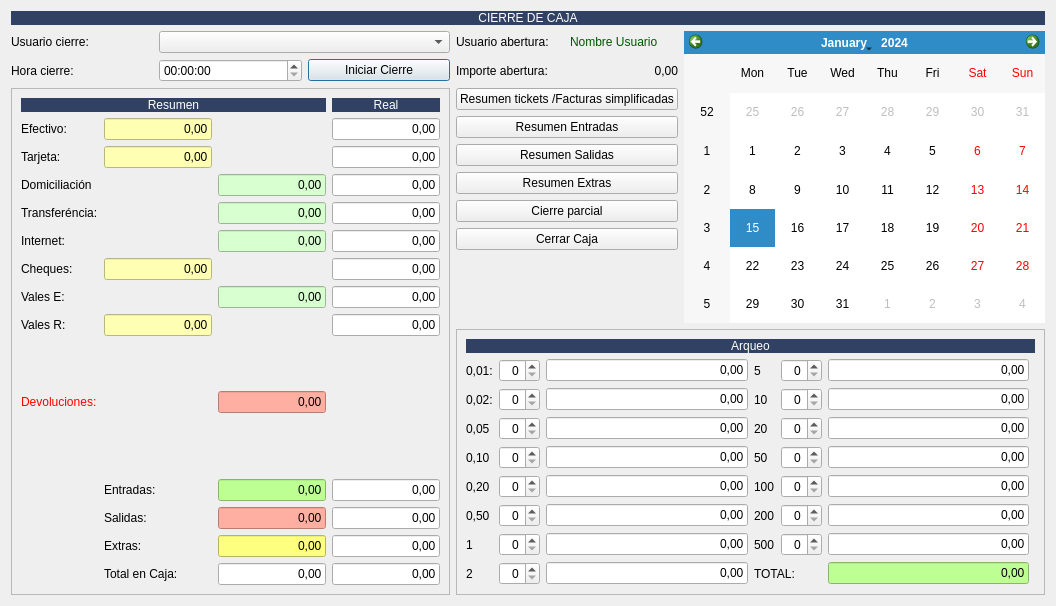
First picture: the form in TPV/frmcierrecaja.ui, repository arcnexus/RedFoX, before the edit.
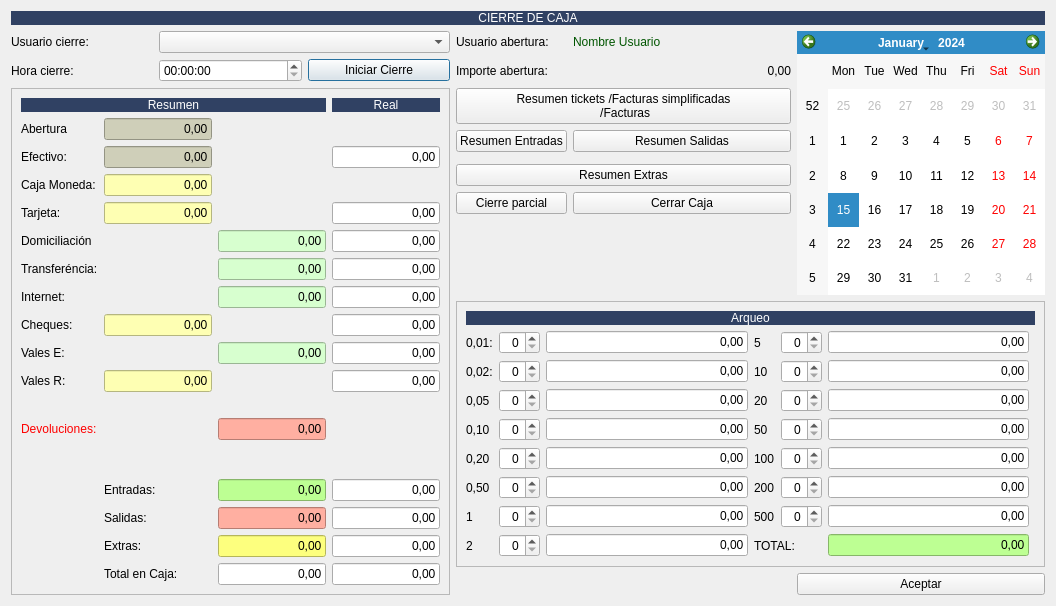
Second picture: the form after the edit. Icons and pictures are not drawn.

```diff
--- a/TPV/frmcierrecaja.ui
+++ b/TPV/frmcierrecaja.ui
@@ -21,6 +21,17 @@
    <item row="2" column="5" rowspan="9">
     <widget class="QCalendarWidget" name="calendarWidget"/>
    </item>
+   <item row="3" column="2">
+    <widget class="QPushButton" name="btnIniciar_cierre">
+     <property name="text">
+      <string>Iniciar Cierre</string>
+     </property>
+     <property name="icon">
+      <iconset resource="../maya.qrc">
+       <normaloff>:/Icons/PNG/inicio.png</normaloff>:/Icons/PNG/inicio.png</iconset>
+     </property>
+    </widget>
+   </item>
    <item row="2" column="0">
     <widget class="QLabel" name="label_2">
      <property name="text">
@@ -45,13 +56,6 @@
    <item row="3" column="1">
     <widget class="QTimeEdit" name="txtFecha_cierre"/>
    </item>
-   <item row="3" column="0">
-    <widget class="QLabel" name="label_3">
-     <property name="text">
-      <string>Hora cierre:</string>
-     </property>
-    </widget>
-   </item>
    <item row="10" column="4">
     <spacer name="verticalSpacer_2">
      <property name="orientation">
@@ -65,6 +69,13 @@
      </property>
     </spacer>
    </item>
+   <item row="3" column="0">
+    <widget class="QLabel" name="label_3">
+     <property name="text">
+      <string>Hora cierre:</string>
+     </property>
+    </widget>
+   </item>
    <item row="3" column="4">
     <widget class="QLabel" name="label_40">
      <property name="text">
@@ -491,18 +502,93 @@
      </layout>
     </widget>
    </item>
-   <item row="3" column="2">
-    <widget class="QPushButton" name="btnIniciar_cierre">
+   <item row="4" column="3" colspan="2">
+    <widget class="QPushButton" name="pushButton">
      <property name="text">
-      <string>Iniciar Cierre</string>
+      <string>Resumen tickets /Facturas simplificadas
+ /Facturas</string>
      </property>
      <property name="icon">
       <iconset resource="../maya.qrc">
-       <normaloff>:/Icons/PNG/inicio.png</normaloff>:/Icons/PNG/inicio.png</iconset>
+       <normaloff>:/Icons/PNG/impresora2.png</normaloff>:/Icons/PNG/impresora2.png</iconset>
      </property>
+     <property name="iconSize">
+      <size>
+       <width>24</width>
+       <height>24</height>
+      </size>
+     </property>
     </widget>
    </item>
-   <item row="4" column="0" rowspan="8" colspan="3">
+   <item row="7" column="3" colspan="2">
+    <widget class="QPushButton" name="pushButton_5">
+     <property name="text">
+      <string>Resumen Extras</string>
+     </property>
+     <property name="icon">
+      <iconset resource="../maya.qrc">
+       <normaloff>:/Icons/PNG/ventas2.png</normaloff>:/Icons/PNG/ventas2.png</iconset>
+     </property>
+     <property name="iconSize">
+      <size>
+       <width>24</width>
+       <height>24</height>
+      </size>
+     </property>
+    </widget>
+   </item>
+   <item row="2" column="1" colspan="2">
+    <widget class="QComboBox" name="cboUsuarioCierre"/>
+   </item>
+   <item row="2" column="4">
+    <widget class="QLabel" name="label_39">
+     <property name="styleSheet">
+      <string notr="true">color: rgb(0, 85, 0);</string>
+     </property>
+     <property name="text">
+      <string>Nombre Usuario</string>
+     </property>
+    </widget>
+   </item>
+   <item row="2" column="3">
+    <widget class="QLabel" name="label_38">
+     <property name="text">
+      <string>Usuario abertura:</string>
+     </property>
+    </widget>
+   </item>
+   <item row="3" column="3">
+    <widget class="QLabel" name="label_4">
+     <property name="text">
+      <string>Importe abertura:</string>
+     </property>
+    </widget>
+   </item>
+   <item row="12" column="5">
+    <widget class="QPushButton" name="btnAceptar">
+     <property name="text">
+      <string>Aceptar</string>
+     </property>
+     <property name="icon">
+      <iconset resource="../maya.qrc">
+       <normaloff>:/Icons/PNG/OK.png</normaloff>:/Icons/PNG/OK.png</iconset>
+     </property>
+    </widget>
+   </item>
+   <item row="12" column="4">
+    <spacer name="horizontalSpacer">
+     <property name="orientation">
+      <enum>Qt::Horizontal</enum>
+     </property>
+     <property name="sizeHint" stdset="0">
+      <size>
+       <width>40</width>
+       <height>20</height>
+      </size>
+     </property>
+    </spacer>
+   </item>
+   <item row="4" column="0" rowspan="9" colspan="3">
     <widget class="QFrame" name="frame_2">
      <property name="frameShape">
       <enum>QFrame::StyledPanel</enum>
@@ -511,7 +597,30 @@
       <enum>QFrame::Raised</enum>
      </property>
      <layout class="QGridLayout" name="gridLayout_2">
-      <item row="10" column="0">
+      <item row="10" column="3">
+       <widget class="QLineEdit" name="txt_r_vales_emitidos">
+        <property name="text">
+         <string>0,00</string>
+        </property>
+        <property name="alignment">
+         <set>Qt::AlignRight|Qt::AlignTrailing|Qt::AlignVCenter</set>
+        </property>
+       </widget>
+      </item>
+      <item row="5" column="1">
+       <widget class="QLineEdit" name="txtTarjeta">
+        <property name="styleSheet">
+         <string notr="true">background-color: rgb(254, 255, 179);</string>
+        </property>
+        <property name="text">
+         <string>0,00</string>
+        </property>
+        <property name="alignment">
+         <set>Qt::AlignRight|Qt::AlignTrailing|Qt::AlignVCenter</set>
+        </property>
+       </widget>
+      </item>
+      <item row="13" column="0">
        <widget class="QLabel" name="label_37">
         <property name="styleSheet">
          <string notr="true">color: rgb(255, 0, 0);</string>
@@ -521,28 +630,7 @@
         </property>
        </widget>
       </item>
-      <item row="0" column="3">
-       <widget class="QLabel" name="label_35">
-        <property name="styleSheet">
-         <string notr="true">background-color: #304163;
-color: rgb(255, 255, 255);</string>
-        </property>
-        <property name="text">
-         <string>Real</string>
-        </property>
-        <property name="alignment">
-         <set>Qt::AlignCenter</set>
-        </property>
-       </widget>
-      </item>
-      <item row="3" column="0">
-       <widget class="QLabel" name="label_24">
-        <property name="text">
-         <string>Domiciliación</string>
-        </property>
-       </widget>
-      </item>
-      <item row="6" column="1">
+      <item row="9" column="1">
        <widget class="QLineEdit" name="txtCheques">
         <property name="styleSheet">
          <string notr="true">background-color: rgb(254, 255, 179);</string>
@@ -555,50 +643,37 @@
         </property>
        </widget>
       </item>
-      <item row="7" column="2">
-       <widget class="QLineEdit" name="txtValesRecibidos">
-        <property name="styleSheet">
-         <string notr="true">background-color: rgb(215, 255, 207);</string>
-        </property>
-        <property name="text">
-         <string>0,00</string>
-        </property>
-        <property name="alignment">
-         <set>Qt::AlignRight|Qt::AlignTrailing|Qt::AlignVCenter</set>
-        </property>
-       </widget>
-      </item>
       <item row="7" column="0">
+       <widget class="QLabel" name="label_34">
+        <property name="text">
+         <string>Transferéncia:</string>
+        </property>
+       </widget>
+      </item>
+      <item row="12" column="1">
+       <spacer name="verticalSpacer_3">
+        <property name="orientation">
+         <enum>Qt::Vertical</enum>
+        </property>
+        <property name="sizeHint" stdset="0">
+         <size>
+          <width>20</width>
+          <height>40</height>
+         </size>
+        </property>
+       </spacer>
+      </item>
+      <item row="10" column="0">
        <widget class="QLabel" name="label_26">
         <property name="text">
          <string>Vales E:</string>
         </property>
        </widget>
       </item>
-      <item row="11" column="1">
-       <spacer name="verticalSpacer">
-        <property name="orientation">
-         <enum>Qt::Vertical</enum>
-        </property>
-        <property name="sizeHint" stdset="0">
-         <size>
-          <width>20</width>
-          <height>40</height>
-         </size>
-        </property>
-       </spacer>
-      </item>
-      <item row="2" column="0">
-       <widget class="QLabel" name="label_23">
-        <property name="text">
-         <string>Tarjeta:</string>
-        </property>
-       </widget>
-      </item>
-      <item row="3" column="2">
-       <widget class="QLineEdit" name="txtDomiciliacion">
+      <item row="3" column="1">
+       <widget class="QLineEdit" name="txtEfectivo">
         <property name="styleSheet">
-         <string notr="true">background-color: rgb(215, 255, 207);</string>
+         <string notr="true">background-color: rgb(207, 207, 185);</string>
         </property>
         <property name="text">
          <string>0,00</string>
@@ -608,117 +683,14 @@
         </property>
        </widget>
       </item>
-      <item row="8" column="1">
-       <widget class="QLineEdit" name="txtVales_recibidos">
-        <property name="styleSheet">
-         <string notr="true">background-color: rgb(254, 255, 179);</string>
-        </property>
-        <property name="text">
-         <string>0,00</string>
-        </property>
-        <property name="alignment">
-         <set>Qt::AlignRight|Qt::AlignTrailing|Qt::AlignVCenter</set>
-        </property>
-       </widget>
-      </item>
-      <item row="6" column="0">
-       <widget class="QLabel" name="label_27">
-        <property name="text">
-         <string>Cheques:</string>
-        </property>
-       </widget>
-      </item>
-      <item row="1" column="0">
-       <widget class="QLabel" name="label_22">
-        <property name="text">
-         <string>Efectivo:</string>
-        </property>
-       </widget>
-      </item>
       <item row="8" column="0">
-       <widget class="QLabel" name="label_31">
-        <property name="text">
-         <string>Vales R:</string>
-        </property>
-       </widget>
-      </item>
-      <item row="5" column="0">
        <widget class="QLabel" name="label_25">
         <property name="text">
          <string>Internet:</string>
         </property>
        </widget>
       </item>
-      <item row="0" column="0" colspan="3">
-       <widget class="QLabel" name="label_21">
-        <property name="maximumSize">
-         <size>
-          <width>16777215</width>
-          <height>27</height>
-         </size>
-        </property>
-        <property name="styleSheet">
-         <string notr="true">background-color: #304163;
-color: rgb(255, 255, 255);</string>
-        </property>
-        <property name="text">
-         <string>Resumen</string>
-        </property>
-        <property name="alignment">
-         <set>Qt::AlignCenter</set>
-        </property>
-       </widget>
-      </item>
-      <item row="5" column="2">
-       <widget class="QLineEdit" name="txtInternet">
-        <property name="styleSheet">
-         <string notr="true">background-color: rgb(215, 255, 207);</string>
-        </property>
-        <property name="text">
-         <string>0,00</string>
-        </property>
-        <property name="alignment">
-         <set>Qt::AlignRight|Qt::AlignTrailing|Qt::AlignVCenter</set>
-        </property>
-       </widget>
-      </item>
-      <item row="1" column="1">
-       <widget class="QLineEdit" name="txtEfectivo">
-        <property name="styleSheet">
-         <string notr="true">background-color: rgb(254, 255, 179);</string>
-        </property>
-        <property name="text">
-         <string>0,00</string>
-        </property>
-        <property name="alignment">
-         <set>Qt::AlignRight|Qt::AlignTrailing|Qt::AlignVCenter</set>
-        </property>
-       </widget>
-      </item>
-      <item row="2" column="1">
-       <widget class="QLineEdit" name="txtTarjeta">
-        <property name="styleSheet">
-         <string notr="true">background-color: rgb(254, 255, 179);</string>
-        </property>
-        <property name="text">
-         <string>0,00</string>
-        </property>
-        <property name="alignment">
-         <set>Qt::AlignRight|Qt::AlignTrailing|Qt::AlignVCenter</set>
-        </property>
-       </widget>
-      </item>
       <item row="3" column="3">
-       <widget class="QLineEdit" name="txt_r_Domiciliacion">
-        <property name="text">
-         <string>0,00</string>
-        </property>
-        <property name="alignment">
-         <set>Qt::AlignRight|Qt::AlignTrailing|Qt::AlignVCenter</set>
-        </property>
-       </widget>
-      </item>
-      <item row="1" column="3">
        <widget class="QLineEdit" name="txt_r_efectivo">
         <property name="text">
          <string>0,00</string>
@@ -728,17 +700,81 @@
         </property>
        </widget>
       </item>
+      <item row="17" column="3">
+       <widget class="QLineEdit" name="txt_r_entradas">
+        <property name="text">
+         <string>0,00</string>
+        </property>
+        <property name="alignment">
+         <set>Qt::AlignRight|Qt::AlignTrailing|Qt::AlignVCenter</set>
+        </property>
+       </widget>
+      </item>
+      <item row="18" column="3">
+       <widget class="QLineEdit" name="txt_r_salidas">
+        <property name="text">
+         <string>0,00</string>
+        </property>
+        <property name="alignment">
+         <set>Qt::AlignRight|Qt::AlignTrailing|Qt::AlignVCenter</set>
+        </property>
+       </widget>
+      </item>
+      <item row="9" column="3">
+       <widget class="QLineEdit" name="txt_r_Cheques">
+        <property name="text">
+         <string>0,00</string>
+        </property>
+        <property name="alignment">
+         <set>Qt::AlignRight|Qt::AlignTrailing|Qt::AlignVCenter</set>
+        </property>
+       </widget>
+      </item>
+      <item row="19" column="3">
+       <widget class="QLineEdit" name="txt_r_Extras">
+        <property name="text">
+         <string>0,00</string>
+        </property>
+        <property name="alignment">
+         <set>Qt::AlignRight|Qt::AlignTrailing|Qt::AlignVCenter</set>
+        </property>
+       </widget>
+      </item>
+      <item row="19" column="1">
+       <widget class="QLabel" name="label_32">
+        <property name="text">
+         <string>Extras:</string>
+        </property>
+       </widget>
+      </item>
+      <item row="18" column="1">
+       <widget class="QLabel" name="label_29">
+        <property name="text">
+         <string>Salidas:</string>
+        </property>
+       </widget>
+      </item>
+      <item row="11" column="1">
+       <widget class="QLineEdit" name="txtVales_recibidos">
+        <property name="styleSheet">
+         <string notr="true">background-color: rgb(254, 255, 179);</string>
+        </property>
+        <property name="text">
+         <string>0,00</string>
+        </property>
+        <property name="alignment">
+         <set>Qt::AlignRight|Qt::AlignTrailing|Qt::AlignVCenter</set>
+        </property>
+       </widget>
+      </item>
+      <item row="3" column="0">
+       <widget class="QLabel" name="label_22">
+        <property name="text">
+         <string>Efectivo:</string>
+        </property>
+       </widget>
+      </item>
       <item row="5" column="3">
-       <widget class="QLineEdit" name="txt_r_internet">
-        <property name="text">
-         <string>0,00</string>
-        </property>
-        <property name="alignment">
-         <set>Qt::AlignRight|Qt::AlignTrailing|Qt::AlignVCenter</set>
-        </property>
-       </widget>
-      </item>
-      <item row="2" column="3">
        <widget class="QLineEdit" name="txt_r_tarjeta">
         <property name="text">
          <string>0,00</string>
@@ -748,8 +784,81 @@
         </property>
        </widget>
       </item>
+      <item row="0" column="3">
+       <widget class="QLabel" name="label_35">
+        <property name="styleSheet">
+         <string notr="true">background-color: #304163;
+color: rgb(255, 255, 255);</string>
+        </property>
+        <property name="text">
+         <string>Real</string>
+        </property>
+        <property name="alignment">
+         <set>Qt::AlignCenter</set>
+        </property>
+       </widget>
+      </item>
+      <item row="6" column="2">
+       <widget class="QLineEdit" name="txtDomiciliacion">
+        <property name="styleSheet">
+         <string notr="true">background-color: rgb(215, 255, 207);</string>
+        </property>
+        <property name="text">
+         <string>0,00</string>
+        </property>
+        <property name="alignment">
+         <set>Qt::AlignRight|Qt::AlignTrailing|Qt::AlignVCenter</set>
+        </property>
+       </widget>
+      </item>
+      <item row="8" column="2">
+       <widget class="QLineEdit" name="txtInternet">
+        <property name="styleSheet">
+         <string notr="true">background-color: rgb(215, 255, 207);</string>
+        </property>
+        <property name="text">
+         <string>0,00</string>
+        </property>
+        <property name="alignment">
+         <set>Qt::AlignRight|Qt::AlignTrailing|Qt::AlignVCenter</set>
+        </property>
+       </widget>
+      </item>
+      <item row="0" column="0" colspan="3">
+       <widget class="QLabel" name="label_21">
+        <property name="maximumSize">
+         <size>
+          <width>16777215</width>
+          <height>27</height>
+         </size>
+        </property>
+        <property name="styleSheet">
+         <string notr="true">background-color: #304163;
+color: rgb(255, 255, 255);</string>
+        </property>
+        <property name="text">
+         <string>Resumen</string>
+        </property>
+        <property name="alignment">
+         <set>Qt::AlignCenter</set>
+        </property>
+       </widget>
+      </item>
+      <item row="14" column="1">
+       <spacer name="verticalSpacer">
+        <property name="orientation">
+         <enum>Qt::Vertical</enum>
+        </property>
+        <property name="sizeHint" stdset="0">
+         <size>
+          <width>20</width>
+          <height>40</height>
+         </size>
+        </property>
+       </spacer>
+      </item>
       <item row="6" column="3">
-       <widget class="QLineEdit" name="txt_r_Cheques">
+       <widget class="QLineEdit" name="txt_r_Domiciliacion">
         <property name="text">
          <string>0,00</string>
         </property>
@@ -758,34 +867,28 @@
         </property>
        </widget>
       </item>
-      <item row="7" column="3">
-       <widget class="QLineEdit" name="txt_r_vales_emitidos">
+      <item row="11" column="0">
+       <widget class="QLabel" name="label_31">
         <property name="text">
-         <string>0,00</string>
+         <string>Vales R:</string>
         </property>
-        <property name="alignment">
-         <set>Qt::AlignRight|Qt::AlignTrailing|Qt::AlignVCenter</set>
-        </property>
        </widget>
       </item>
-      <item row="4" column="0">
-       <widget class="QLabel" name="label_34">
+      <item row="9" column="0">
+       <widget class="QLabel" name="label_27">
         <property name="text">
-         <string>Transferéncia:</string>
+         <string>Cheques:</string>
         </property>
        </widget>
       </item>
-      <item row="8" column="3">
-       <widget class="QLineEdit" name="txt_r_vales_recibidos">
+      <item row="20" column="1">
+       <widget class="QLabel" name="label_30">
         <property name="text">
-         <string>0,00</string>
+         <string>Total en Caja:</string>
         </property>
-        <property name="alignment">
-         <set>Qt::AlignRight|Qt::AlignTrailing|Qt::AlignVCenter</set>
-        </property>
        </widget>
       </item>
-      <item row="4" column="2">
+      <item row="7" column="2">
        <widget class="QLineEdit" name="txtTransferencia">
         <property name="styleSheet">
          <string notr="true">background-color: rgb(215, 255, 207);</string>
@@ -798,8 +901,8 @@
         </property>
        </widget>
       </item>
-      <item row="4" column="3">
-       <widget class="QLineEdit" name="txt_r_Transferencia">
+      <item row="8" column="3">
+       <widget class="QLineEdit" name="txt_r_internet">
         <property name="text">
          <string>0,00</string>
         </property>
@@ -808,33 +911,7 @@
         </property>
        </widget>
       </item>
-      <item row="9" column="1">
-       <spacer name="verticalSpacer_3">
-        <property name="orientation">
-         <enum>Qt::Vertical</enum>
-        </property>
-        <property name="sizeHint" stdset="0">
-         <size>
-          <width>20</width>
-          <height>40</height>
-         </size>
-        </property>
-       </spacer>
-      </item>
-      <item row="10" column="2">
-       <widget class="QLineEdit" name="txtdevoluciones">
-        <property name="styleSheet">
-         <string notr="true">background-color: rgb(255, 175, 161);</string>
-        </property>
-        <property name="text">
-         <string>0,00</string>
-        </property>
-        <property name="alignment">
-         <set>Qt::AlignRight|Qt::AlignTrailing|Qt::AlignVCenter</set>
-        </property>
-       </widget>
-      </item>
-      <item row="12" column="0" rowspan="6">
+      <item row="15" column="0" rowspan="6">
        <widget class="QLabel" name="label_36">
         <property name="text">
          <string/>
@@ -844,35 +921,103 @@
         </property>
        </widget>
       </item>
-      <item row="14" column="1">
-       <widget class="QLabel" name="label_28">
+      <item row="2" column="0">
+       <widget class="QLabel" name="label_41">
         <property name="text">
-         <string>Entradas:</string>
+         <string>Abertura</string>
         </property>
        </widget>
       </item>
-      <item row="15" column="1">
-       <widget class="QLabel" name="label_29">
+      <item row="10" column="2">
+       <widget class="QLineEdit" name="txtValesRecibidos">
+        <property name="styleSheet">
+         <string notr="true">background-color: rgb(215, 255, 207);</string>
+        </property>
         <property name="text">
-         <string>Salidas:</string>
+         <string>0,00</string>
         </property>
+        <property name="alignment">
+         <set>Qt::AlignRight|Qt::AlignTrailing|Qt::AlignVCenter</set>
+        </property>
        </widget>
       </item>
-      <item row="16" column="1">
-       <widget class="QLabel" name="label_32">
+      <item row="13" column="2">
+       <widget class="QLineEdit" name="txtdevoluciones">
+        <property name="styleSheet">
+         <string notr="true">background-color: rgb(255, 175, 161);</string>
+        </property>
         <property name="text">
-         <string>Extras:</string>
+         <string>0,00</string>
         </property>
+        <property name="alignment">
+         <set>Qt::AlignRight|Qt::AlignTrailing|Qt::AlignVCenter</set>
+        </property>
        </widget>
       </item>
-      <item row="17" column="1">
-       <widget class="QLabel" name="label_30">
+      <item row="20" column="2">
+       <widget class="QLineEdit" name="txtTotal_en_caja">
         <property name="text">
-         <string>Total en Caja:</string>
+         <string>0,00</string>
         </property>
+        <property name="alignment">
+         <set>Qt::AlignRight|Qt::AlignTrailing|Qt::AlignVCenter</set>
+        </property>
        </widget>
       </item>
-      <item row="14" column="2">
+      <item row="18" column="2">
+       <widget class="QLineEdit" name="txtSalidas">
+        <property name="styleSheet">
+         <string notr="true">background-color: rgb(255, 175, 161);</string>
+        </property>
+        <property name="text">
+         <string>0,00</string>
+        </property>
+        <property name="alignment">
+         <set>Qt::AlignRight|Qt::AlignTrailing|Qt::AlignVCenter</set>
+        </property>
+       </widget>
+      </item>
+      <item row="4" column="1">
+       <widget class="QLineEdit" name="lineEdit_17">
+        <property name="styleSheet">
+         <string notr="true">background-color: rgb(254, 255, 179);</string>
+        </property>
+        <property name="text">
+         <string>0,00</string>
+        </property>
+        <property name="alignment">
+         <set>Qt::AlignRight|Qt::AlignTrailing|Qt::AlignVCenter</set>
+        </property>
+       </widget>
+      </item>
+      <item row="11" column="3">
+       <widget class="QLineEdit" name="txt_r_vales_recibidos">
+        <property name="text">
+         <string>0,00</string>
+        </property>
+        <property name="alignment">
+         <set>Qt::AlignRight|Qt::AlignTrailing|Qt::AlignVCenter</set>
+        </property>
+       </widget>
+      </item>
+      <item row="7" column="3">
+       <widget class="QLineEdit" name="txt_r_Transferencia">
+        <property name="text">
+         <string>0,00</string>
+        </property>
+        <property name="alignment">
+         <set>Qt::AlignRight|Qt::AlignTrailing|Qt::AlignVCenter</set>
+        </property>
+       </widget>
+      </item>
+      <item row="6" column="0">
+       <widget class="QLabel" name="label_24">
+        <property name="text">
+         <string>Domiciliación</string>
+        </property>
+       </widget>
+      </item>
+      <item row="17" column="2">
        <widget class="QLineEdit" name="txtEntradas">
         <property name="styleSheet">
          <string notr="true">background-color: rgb(189, 255, 147);</string>
@@ -885,20 +1030,7 @@
         </property>
        </widget>
       </item>
-      <item row="15" column="2">
-       <widget class="QLineEdit" name="txtSalidas">
-        <property name="styleSheet">
-         <string notr="true">background-color: rgb(255, 175, 161);</string>
-        </property>
-        <property name="text">
-         <string>0,00</string>
-        </property>
-        <property name="alignment">
-         <set>Qt::AlignRight|Qt::AlignTrailing|Qt::AlignVCenter</set>
-        </property>
-       </widget>
-      </item>
-      <item row="16" column="2">
+      <item row="19" column="2">
        <widget class="QLineEdit" name="txtExtras">
         <property name="styleSheet">
          <string notr="true">background-color: rgb(253, 255, 126);</string>
@@ -911,28 +1043,18 @@
         </property>
        </widget>
       </item>
-      <item row="17" column="2">
-       <widget class="QLineEdit" name="txtTotal_en_caja">
+      <item row="5" column="0">
+       <widget class="QLabel" name="label_23">
         <property name="text">
-         <string>0,00</string>
+         <string>Tarjeta:</string>
         </property>
-        <property name="alignment">
-         <set>Qt::AlignRight|Qt::AlignTrailing|Qt::AlignVCenter</set>
-        </property>
        </widget>
       </item>
-      <item row="14" column="3">
-       <widget class="QLineEdit" name="txt_r_entradas">
-        <property name="text">
-         <string>0,00</string>
+      <item row="2" column="1">
+       <widget class="QLineEdit" name="lineEdit">
+        <property name="styleSheet">
+         <string notr="true">background-color: rgb(207, 207, 185);</string>
         </property>
-        <property name="alignment">
-         <set>Qt::AlignRight|Qt::AlignTrailing|Qt::AlignVCenter</set>
-        </property>
-       </widget>
-      </item>
-      <item row="15" column="3">
-       <widget class="QLineEdit" name="txt_r_salidas">
         <property name="text">
          <string>0,00</string>
         </property>
@@ -941,17 +1063,7 @@
         </property>
        </widget>
       </item>
-      <item row="16" column="3">
-       <widget class="QLineEdit" name="txt_r_Extras">
-        <property name="text">
-         <string>0,00</string>
-        </property>
-        <property name="alignment">
-         <set>Qt::AlignRight|Qt::AlignTrailing|Qt::AlignVCenter</set>
-        </property>
-       </widget>
-      </item>
-      <item row="17" column="3">
+      <item row="20" column="3">
        <widget class="QLineEdit" name="txt_r_total_en_caja">
         <property name="text">
          <string>0,00</string>
@@ -961,91 +1073,24 @@
         </property>
        </widget>
       </item>
+      <item row="4" column="0">
+       <widget class="QLabel" name="label_42">
+        <property name="text">
+         <string>Caja Moneda:</string>
+        </property>
+       </widget>
+      </item>
+      <item row="17" column="1">
+       <widget class="QLabel" name="label_28">
+        <property name="text">
+         <string>Entradas:</string>
+        </property>
+       </widget>
+      </item>
      </layout>
     </widget>
    </item>
-   <item row="6" column="3" colspan="2">
-    <widget class="QPushButton" name="pushButton_4">
-     <property name="text">
-      <string>Resumen Salidas</string>
-     </property>
-     <property name="icon">
-      <iconset resource="../maya.qrc">
-       <normaloff>:/Icons/PNG/Previous.png</normaloff>:/Icons/PNG/Previous.png</iconset>
-     </property>
-     <property name="iconSize">
-      <size>
-       <width>24</width>
-       <height>24</height>
-      </size>
-     </property>
-    </widget>
-   </item>
-   <item row="4" column="3" colspan="2">
-    <widget class="QPushButton" name="pushButton">
-     <property name="text">
-      <string>Resumen tickets /Facturas simplificadas</string>
-     </property>
-     <property name="icon">
-      <iconset resource="../maya.qrc">
-       <normaloff>:/Icons/PNG/impresora2.png</normaloff>:/Icons/PNG/impresora2.png</iconset>
-     </property>
-     <property name="iconSize">
-      <size>
-       <width>24</width>
-       <height>24</height>
-      </size>
-     </property>
-    </widget>
-   </item>
-   <item row="7" column="3" colspan="2">
-    <widget class="QPushButton" name="pushButton_5">
-     <property name="text">
-      <string>Resumen Extras</string>
-     </property>
-     <property name="icon">
-      <iconset resource="../maya.qrc">
-       <normaloff>:/Icons/PNG/ventas2.png</normaloff>:/Icons/PNG/ventas2.png</iconset>
-     </property>
-     <property name="iconSize">
-      <size>
-       <width>24</width>
-       <height>24</height>
-      </size>
-     </property>
-    </widget>
-   </item>
-   <item row="9" column="3" colspan="2">
-    <widget class="QPushButton" name="pushButton_2">
-     <property name="text">
-      <string>Cerrar Caja</string>
-     </property>
-     <property name="icon">
-      <iconset resource="../maya.qrc">
-       <normaloff>:/Icons/PNG/cierecaja.png</normaloff>:/Icons/PNG/cierecaja.png</iconset>
-     </property>
-     <property name="iconSize">
-      <size>
-       <width>24</width>
-       <height>24</height>
-      </size>
-     </property>
-    </widget>
-   </item>
-   <item row="2" column="1" colspan="2">
-    <widget class="QComboBox" name="cboUsuarioCierre"/>
-   </item>
-   <item row="2" column="4">
-    <widget class="QLabel" name="label_39">
-     <property name="styleSheet">
-      <string notr="true">color: rgb(0, 85, 0);</string>
-     </property>
-     <property name="text">
-      <string>Nombre Usuario</string>
-     </property>
-    </widget>
-   </item>
-   <item row="5" column="3" colspan="2">
+   <item row="5" column="3">
     <widget class="QPushButton" name="pushButton_3">
      <property name="text">
       <string>Resumen Entradas</string>
@@ -1062,21 +1107,24 @@
      </property>
     </widget>
    </item>
-   <item row="2" column="3">
-    <widget class="QLabel" name="label_38">
+   <item row="5" column="4">
+    <widget class="QPushButton" name="pushButton_4">
      <property name="text">
-      <string>Usuario abertura:</string>
+      <string>Resumen Salidas</string>
      </property>
-    </widget>
-   </item>
-   <item row="3" column="3">
-    <widget class="QLabel" name="label_4">
-     <property name="text">
-      <string>Importe abertura:</string>
+     <property name="icon">
+      <iconset resource="../maya.qrc">
+       <normaloff>:/Icons/PNG/Previous.png</normaloff>:/Icons/PNG/Previous.png</iconset>
      </property>
+     <property name="iconSize">
+      <size>
+       <width>24</width>
+       <height>24</height>
+      </size>
+     </property>
     </widget>
    </item>
-   <item row="8" column="3" colspan="2">
+   <item row="8" column="3">
     <widget class="QPushButton" name="pushButton_7">
      <property name="text">
       <string>Cierre parcial</string>
@@ -1084,6 +1132,29 @@
      <property name="icon">
       <iconset resource="../maya.qrc">
        <normaloff>:/Icons/PNG/open.png</normaloff>:/Icons/PNG/open.png</iconset>
+     </property>
+     <property name="iconSize">
+      <size>
+       <width>24</width>
+       <height>24</height>
+      </size>
+     </property>
+    </widget>
+   </item>
+   <item row="8" column="4">
+    <widget class="QPushButton" name="pushButton_2">
+     <property name="text">
+      <string>Cerrar Caja</string>
+     </property>
+     <property name="icon">
+      <iconset resource="../maya.qrc">
+       <normaloff>:/Icons/PNG/cierecaja.png</normaloff>:/Icons/PNG/cierecaja.png</iconset>
+     </property>
+     <property name="iconSize">
+      <size>
+       <width>24</width>
+       <height>24</height>
+      </size>
      </property>
     </widget>
    </item>
```
